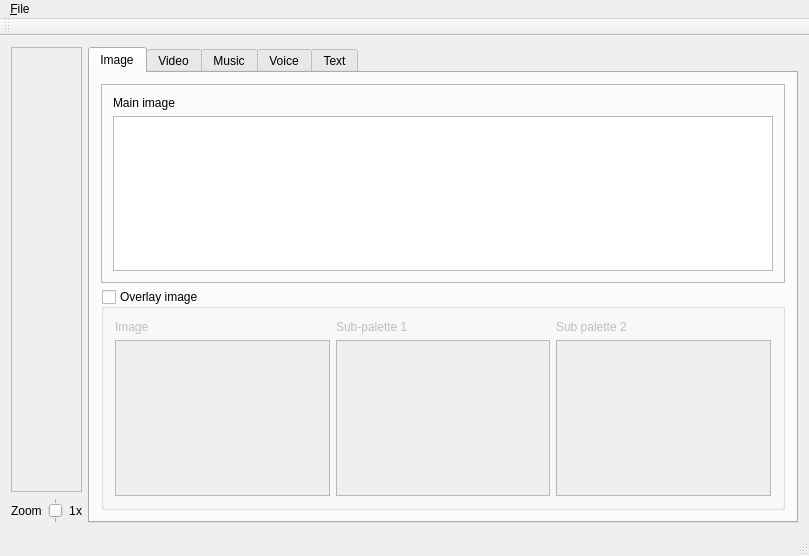
Risca/dgate_resource_manager, file mainwindow.ui: the form before one commit.
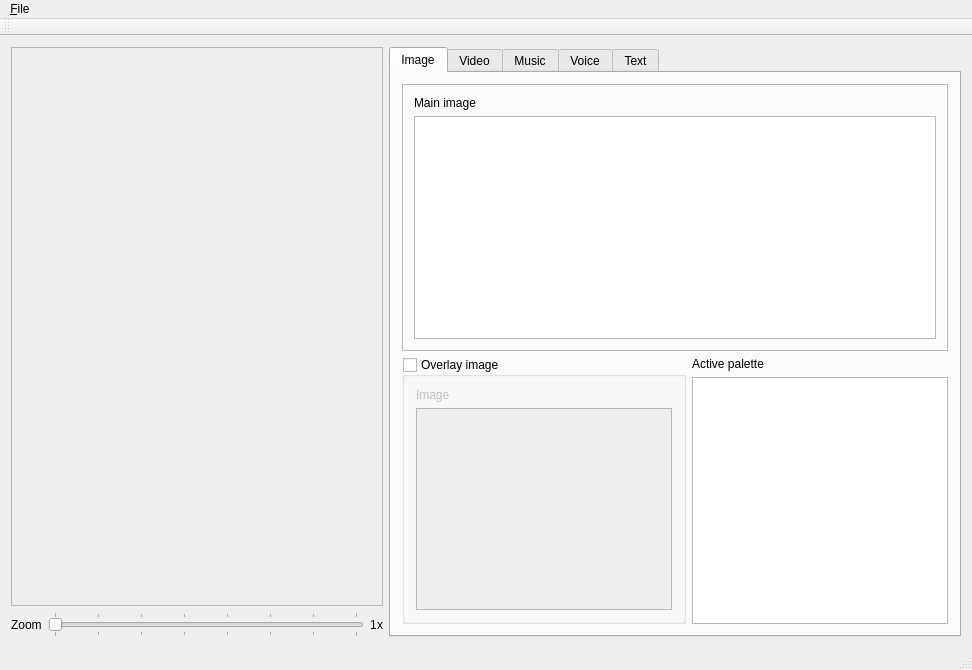
The form after the commit. Custom widgets are drawn as their Qt base class.

Commit message: show palette for current image

What changed in the file:
```diff
--- a/mainwindow.ui
+++ b/mainwindow.ui
@@ -6,8 +6,8 @@
    <rect>
     <x>0</x>
     <y>0</y>
-    <width>809</width>
-    <height>556</height>
+    <width>972</width>
+    <height>670</height>
    </rect>
   </property>
   <property name="windowTitle">
@@ -25,8 +25,8 @@
         <rect>
          <x>0</x>
          <y>0</y>
-         <width>73</width>
-         <height>445</height>
+         <width>380</width>
+         <height>562</height>
         </rect>
        </property>
       </widget>
@@ -41,7 +41,7 @@
        <attribute name="title">
         <string>Image</string>
        </attribute>
-       <layout class="QVBoxLayout" name="verticalLayout_5">
+       <layout class="QVBoxLayout" name="verticalLayout_7">
         <item>
          <widget class="QFrame" name="frame">
           <property name="frameShape">
@@ -65,6 +65,64 @@
          </widget>
         </item>
         <item>
+         <layout class="QGridLayout" name="gridLayout_2">
+          <item row="1" column="1">
+           <widget class="QTableView" name="paletteView">
+            <property name="focusPolicy">
+             <enum>Qt::NoFocus</enum>
+            </property>
+            <property name="autoScroll">
+             <bool>false</bool>
+            </property>
+            <property name="editTriggers">
+             <set>QAbstractItemView::NoEditTriggers</set>
+            </property>
+            <property name="tabKeyNavigation">
+             <bool>false</bool>
+            </property>
+            <property name="showDropIndicator" stdset="0">
+             <bool>false</bool>
+            </property>
+            <property name="dragDropOverwriteMode">
+             <bool>false</bool>
+            </property>
+            <property name="selectionMode">
+             <enum>QAbstractItemView::NoSelection</enum>
+            </property>
+            <property name="showGrid">
+             <bool>false</bool>
+            </property>
+            <property name="wordWrap">
+             <bool>false</bool>
+            </property>
+            <property name="cornerButtonEnabled">
+             <bool>false</bool>
+            </property>
+            <attribute name="horizontalHeaderDefaultSectionSize">
+             <number>20</number>
+            </attribute>
+            <attribute name="horizontalHeaderHighlightSections">
+             <bool>false</bool>
+            </attribute>
+            <attribute name="verticalHeaderDefaultSectionSize">
+             <number>20</number>
+            </attribute>
+            <attribute name="verticalHeaderHighlightSections">
+             <bool>false</bool>
+            </attribute>
+            <attribute name="verticalHeaderMinimumSectionSize">
+             <number>20</number>
+            </attribute>
+           </widget>
+          </item>
+          <item row="0" column="1">
+           <widget class="QLabel" name="paletteLabel">
+            <property name="text">
+             <string>Active palette</string>
+            </property>
+           </widget>
+          </item>
+          <item row="0" column="0" rowspan="2">
          <widget class="QGroupBox" name="overlayGroupBox">
           <property name="title">
            <string>Overlay image</string>
@@ -75,39 +133,21 @@
           <property name="checked">
            <bool>false</bool>
           </property>
-          <layout class="QGridLayout" name="gridLayout_2">
-           <item row="0" column="0">
+            <layout class="QVBoxLayout" name="verticalLayout_5">
+             <item>
             <widget class="QLabel" name="label_2">
              <property name="text">
               <string>Image</string>
              </property>
             </widget>
            </item>
-           <item row="0" column="1">
-            <widget class="QLabel" name="label_3">
-             <property name="text">
-              <string>Sub-palette 1</string>
-             </property>
-            </widget>
-           </item>
-           <item row="0" column="2">
-            <widget class="QLabel" name="label_4">
-             <property name="text">
-              <string>Sub palette 2</string>
-             </property>
-            </widget>
-           </item>
-           <item row="1" column="0">
-            <widget class="QTreeView" name="overlayImageTreeView_1"/>
-           </item>
-           <item row="1" column="1">
-            <widget class="QTreeView" name="overlayImageTreeView_2"/>
-           </item>
-           <item row="1" column="2">
-            <widget class="QTreeView" name="overlayImageTreeView_3"/>
-           </item>
-          </layout>
-         </widget>
+             <item>
+              <widget class="QTreeView" name="overlayImageTreeView"/>
+             </item>
+            </layout>
+           </widget>
+          </item>
+         </layout>
         </item>
        </layout>
       </widget>
@@ -168,7 +208,7 @@
          <number>1</number>
         </property>
         <property name="maximum">
-         <number>5</number>
+         <number>8</number>
         </property>
         <property name="pageStep">
          <number>1</number>
@@ -211,7 +251,7 @@
     <rect>
      <x>0</x>
      <y>0</y>
-     <width>809</width>
+     <width>972</width>
      <height>19</height>
     </rect>
    </property>
```
Lines whose indentation alone changed are shown as unchanged. The commit also changes 11 other files.
